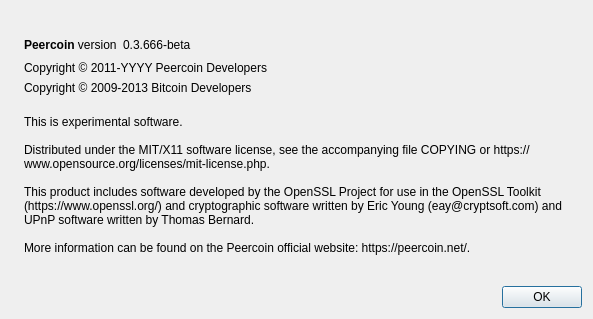
Old version of the form src/qt/forms/aboutdialog.ui in the repository PeercoinOG/peercoin.
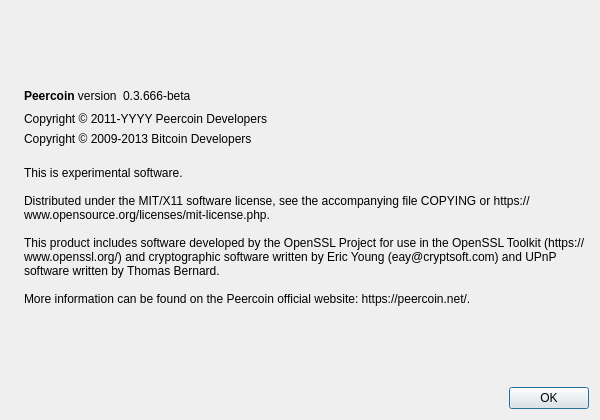
New version of the form. Icons and pictures are not drawn.

Commit message: Window size change

The edit to the form file:
```diff
--- a/src/qt/forms/aboutdialog.ui
+++ b/src/qt/forms/aboutdialog.ui
@@ -6,8 +6,8 @@
    <rect>
     <x>0</x>
     <y>0</y>
-    <width>593</width>
-    <height>319</height>
+    <width>600</width>
+    <height>420</height>
    </rect>
   </property>
   <property name="windowTitle">
```
